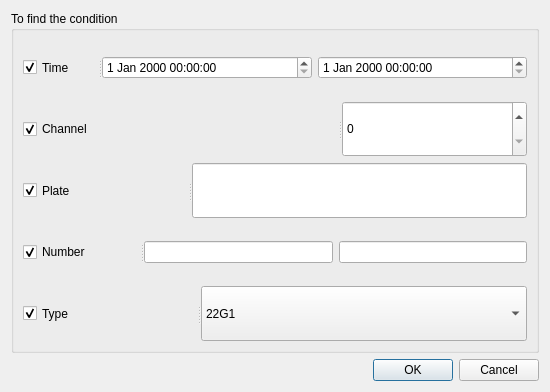
First picture: the form in MainUI/checkdatabasewidget.ui, repository 519984307/Container_20191221, before the edit.
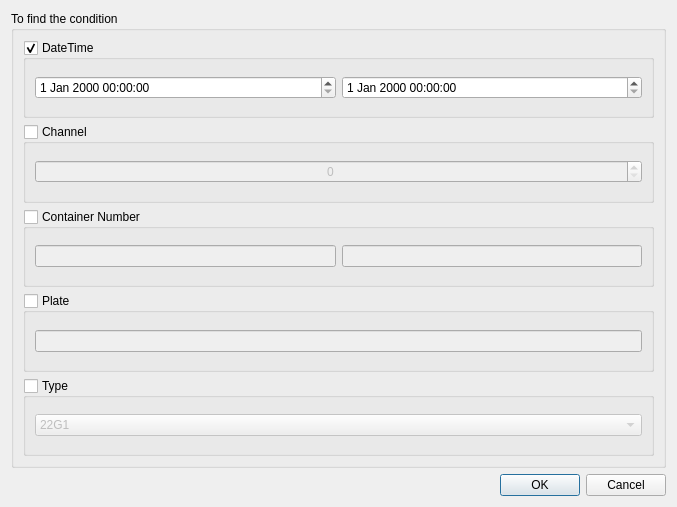
Second picture: the form after the edit.

```diff
--- a/MainUI/checkdatabasewidget.ui
+++ b/MainUI/checkdatabasewidget.ui
@@ -6,8 +6,8 @@
    <rect>
     <x>0</x>
     <y>0</y>
-    <width>550</width>
-    <height>392</height>
+    <width>677</width>
+    <height>507</height>
    </rect>
   </property>
   <property name="windowTitle">
@@ -26,37 +26,73 @@
      <property name="title">
       <string>To find the condition</string>
      </property>
+     <layout class="QGridLayout" name="gridLayout_7">
+      <item row="0" column="0">
+       <widget class="QGroupBox" name="groupBox_2">
+        <property name="title">
+         <string>DateTime</string>
+        </property>
+        <property name="checkable">
+         <bool>true</bool>
+        </property>
+        <property name="checked">
+         <bool>true</bool>
+        </property>
      <layout class="QGridLayout" name="gridLayout">
+         <item row="0" column="0">
+          <layout class="QHBoxLayout" name="horizontalLayout">
+           <item>
+            <widget class="QDateTimeEdit" name="dateTimeEdit"/>
+           </item>
+           <item>
+            <widget class="QDateTimeEdit" name="dateTimeEdit_2"/>
+           </item>
+          </layout>
+         </item>
+        </layout>
+       </widget>
+      </item>
+      <item row="1" column="0">
+       <widget class="QGroupBox" name="groupBox_3">
+        <property name="title">
+         <string>Channel</string>
+        </property>
+        <property name="checkable">
+         <bool>true</bool>
+        </property>
+        <property name="checked">
+         <bool>false</bool>
+        </property>
+        <layout class="QGridLayout" name="gridLayout_3">
+         <item row="0" column="0">
+          <widget class="QSpinBox" name="spinBox">
+           <property name="sizePolicy">
+            <sizepolicy hsizetype="Expanding" vsizetype="Fixed">
+             <horstretch>0</horstretch>
+             <verstretch>0</verstretch>
+            </sizepolicy>
+           </property>
+           <property name="alignment">
+            <set>Qt::AlignCenter</set>
+           </property>
+          </widget>
+         </item>
+        </layout>
+       </widget>
+      </item>
       <item row="2" column="0">
-       <widget class="QSplitter" name="splitter_3">
-        <property name="orientation">
-         <enum>Qt::Horizontal</enum>
+       <widget class="QGroupBox" name="groupBox_5">
+        <property name="title">
+         <string>Container Number</string>
         </property>
-        <widget class="QCheckBox" name="checkBox_3">
-         <property name="text">
-          <string>Plate</string>
-         </property>
-         <property name="checked">
+        <property name="checkable">
           <bool>true</bool>
          </property>
-        </widget>
-        <widget class="QLineEdit" name="lineEdit"/>
-       </widget>
-      </item>
-      <item row="3" column="0">
-       <widget class="QSplitter" name="splitter_4">
-        <property name="orientation">
-         <enum>Qt::Horizontal</enum>
-        </property>
-        <widget class="QCheckBox" name="checkBox_4">
-         <property name="text">
-          <string>Number</string>
-         </property>
          <property name="checked">
-          <bool>true</bool>
-         </property>
-        </widget>
-        <widget class="QWidget" name="layoutWidget">
+         <bool>false</bool>
+        </property>
+        <layout class="QGridLayout" name="gridLayout_5">
+         <item row="0" column="0">
          <layout class="QHBoxLayout" name="horizontalLayout_2">
           <item>
            <widget class="QLineEdit" name="lineEdit_2"/>
@@ -65,47 +101,41 @@
            <widget class="QLineEdit" name="lineEdit_3"/>
           </item>
          </layout>
-        </widget>
-       </widget>
+         </item>
+        </layout>
+       </widget>
       </item>
-      <item row="0" column="0">
-       <widget class="QSplitter" name="splitter">
-        <property name="orientation">
-         <enum>Qt::Horizontal</enum>
+      <item row="3" column="0">
+       <widget class="QGroupBox" name="groupBox_4">
+        <property name="title">
+         <string>Plate</string>
         </property>
-        <widget class="QCheckBox" name="checkBox">
-         <property name="text">
-          <string>Time</string>
-         </property>
-         <property name="checked">
+        <property name="checkable">
           <bool>true</bool>
          </property>
-        </widget>
-        <widget class="QWidget" name="layoutWidget">
-         <layout class="QHBoxLayout" name="horizontalLayout">
-          <item>
-           <widget class="QDateTimeEdit" name="dateTimeEdit"/>
-          </item>
-          <item>
-           <widget class="QDateTimeEdit" name="dateTimeEdit_2"/>
-          </item>
-         </layout>
-        </widget>
+        <property name="checked">
+         <bool>false</bool>
+        </property>
+        <layout class="QGridLayout" name="gridLayout_4">
+         <item row="0" column="0">
+          <widget class="QLineEdit" name="lineEdit"/>
+         </item>
+        </layout>
        </widget>
       </item>
       <item row="4" column="0">
-       <widget class="QSplitter" name="splitter_5">
-        <property name="orientation">
-         <enum>Qt::Horizontal</enum>
-        </property>
-        <widget class="QCheckBox" name="checkBox_5">
-         <property name="text">
+       <widget class="QGroupBox" name="groupBox_6">
+        <property name="title">
           <string>Type</string>
          </property>
-         <property name="checked">
+        <property name="checkable">
           <bool>true</bool>
          </property>
-        </widget>
+        <property name="checked">
+         <bool>false</bool>
+        </property>
+        <layout class="QGridLayout" name="gridLayout_6">
+         <item row="0" column="0">
         <widget class="QComboBox" name="comboBox">
          <item>
           <property name="text">
@@ -123,35 +153,8 @@
           </property>
          </item>
         </widget>
-       </widget>
-      </item>
-      <item row="1" column="0">
-       <widget class="QSplitter" name="splitter_2">
-        <property name="orientation">
-         <enum>Qt::Horizontal</enum>
-        </property>
-        <widget class="QCheckBox" name="checkBox_2">
-         <property name="sizePolicy">
-          <sizepolicy hsizetype="Minimum" vsizetype="Fixed">
-           <horstretch>0</horstretch>
-           <verstretch>0</verstretch>
-          </sizepolicy>
-         </property>
-         <property name="text">
-          <string>Channel</string>
-         </property>
-         <property name="checked">
-          <bool>true</bool>
-         </property>
-        </widget>
-        <widget class="QSpinBox" name="spinBox">
-         <property name="sizePolicy">
-          <sizepolicy hsizetype="Expanding" vsizetype="Fixed">
-           <horstretch>0</horstretch>
-           <verstretch>0</verstretch>
-          </sizepolicy>
-         </property>
-        </widget>
+         </item>
+        </layout>
        </widget>
       </item>
      </layout>
```
Lines whose indentation alone changed are shown as unchanged.
